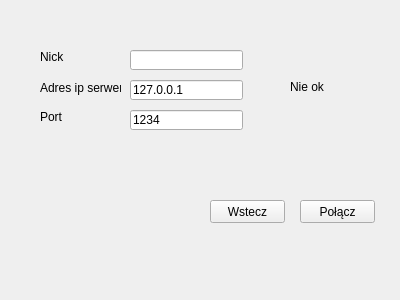
Before: the Qt Designer form Projects/client/client_app/connectwindow.ui in Elektronika2015/Tanks, drawn with Qt 5.
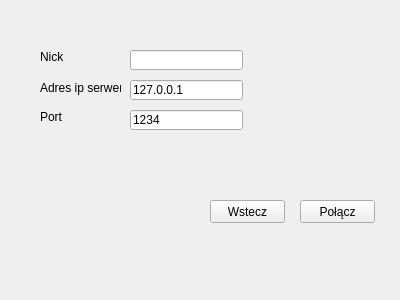
After: the same form once the commit is applied.

The edit to the form file:
```diff
--- a/Projects/client/client_app/connectwindow.ui
+++ b/Projects/client/client_app/connectwindow.ui
@@ -124,7 +124,7 @@
     </rect>
    </property>
    <property name="text">
-    <string>Nie ok</string>
+    <string/>
    </property>
   </widget>
  </widget>
```
